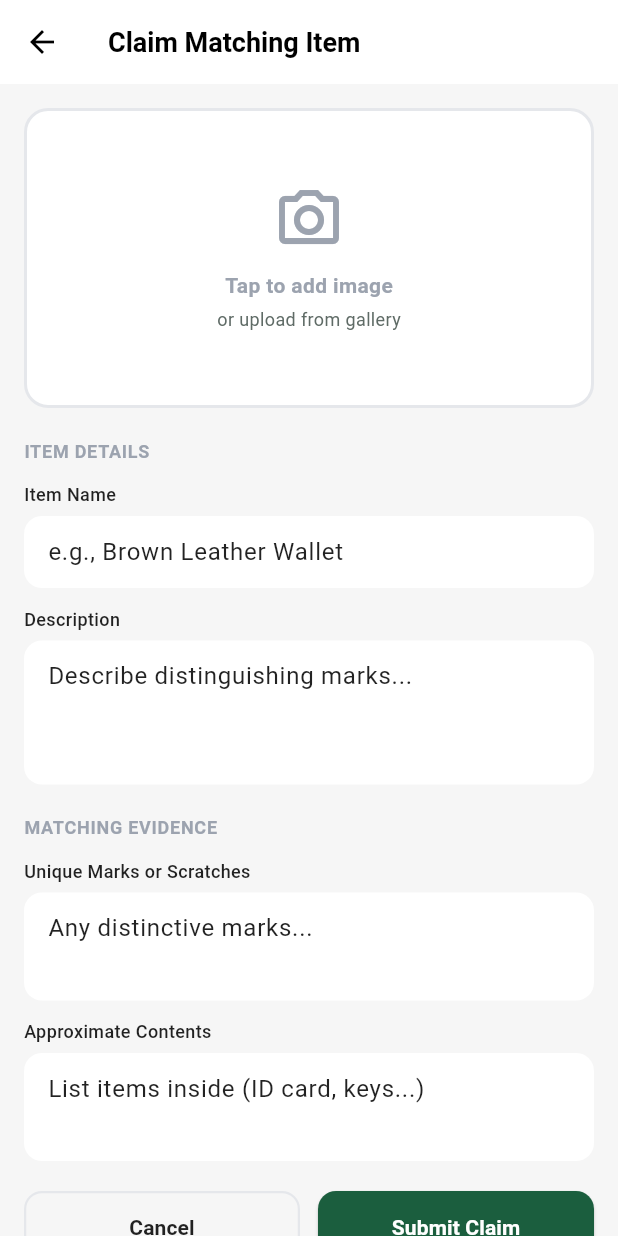
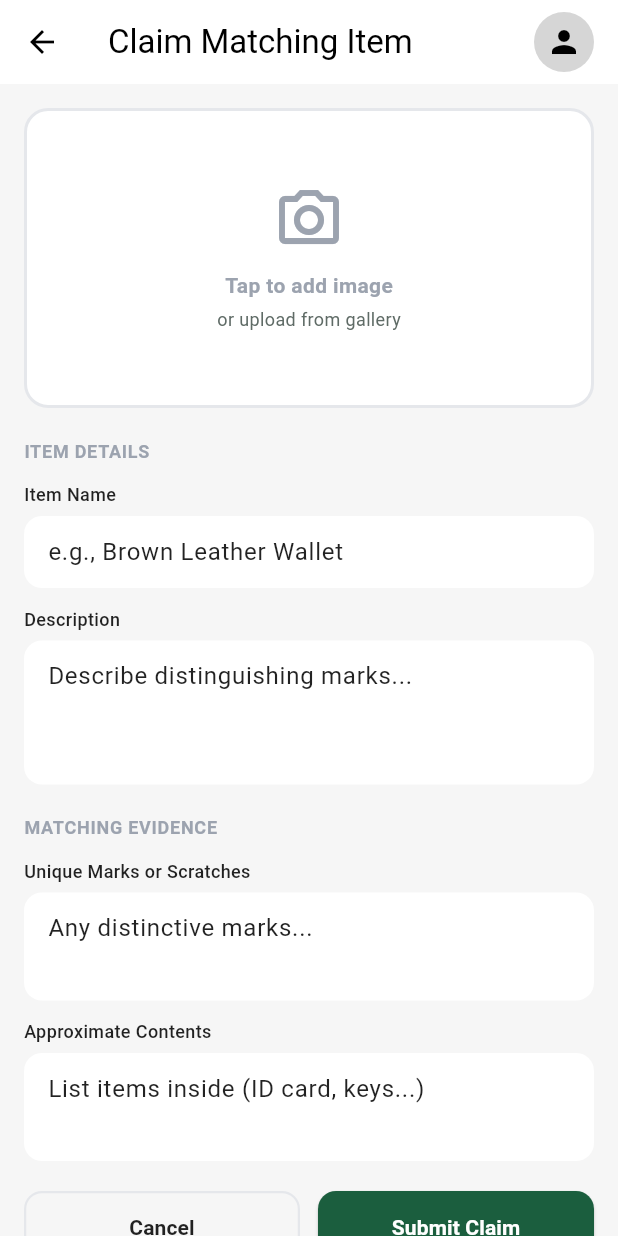
Before and after one commit to liateg/ReClaim, a Flutter app: the ClaimItemDetailScreen screen opened directly with empty values, on a phone screen of 412 x 824 dp. Run offline on Flutter 3.47's test engine with Material 3 defaults, Android fonts, the phone set to English and light mode, and no system bars; our stand-ins replace go_router, image_picker; network calls fail.

Commit message:
app bar added

```diff
--- a/frontend/lib/features/claims/presentation/screens/claim_detail_screen.dart
+++ b/frontend/lib/features/claims/presentation/screens/claim_detail_screen.dart
@@ -1,6 +1,7 @@
 import 'package:flutter/material.dart';
 import 'package:go_router/go_router.dart';
 import 'package:frontend/utils/theme/app_theme.dart';
+import 'package:frontend/shared/widgets/appbar.dart';
 import '../../data/mock/mock_claims.dart';
 
 class ClaimDetailScreen extends StatelessWidget {
@@ -22,6 +23,10 @@ class ClaimDetailScreen extends StatelessWidget {
 
     return Scaffold(
       backgroundColor: AppTheme.detailScreenBackground,
+      appBar: CustomAppBar(
+        title: 'Claim Details',
+        back: true,
+      ),
       body: SingleChildScrollView(
         child: Column(
           crossAxisAlignment: CrossAxisAlignment.start,
--- a/frontend/lib/features/claims/presentation/screens/claim_item_detail_screen.dart
+++ b/frontend/lib/features/claims/presentation/screens/claim_item_detail_screen.dart
@@ -1,7 +1,9 @@
 import 'dart:io';
+
 import 'package:flutter/material.dart';
+import 'package:frontend/shared/widgets/appbar.dart';
+import 'package:frontend/utils/theme/app_theme.dart';
 import 'package:image_picker/image_picker.dart';
-import 'package:frontend/utils/theme/app_theme.dart';
 
 class ClaimItemDetailScreen extends StatefulWidget {
   final String itemId;
@@ -13,13 +15,12 @@ class ClaimItemDetailScreen extends StatefulWidget {
 }
 
 class _ClaimItemDetailScreenState extends State<ClaimItemDetailScreen> {
-  late TextEditingController itemNameController;
-  late TextEditingController descriptionController;
-  late TextEditingController locationController;
-  late TextEditingController uniqueMarksController;
-  late TextEditingController contentsController;
+  late final TextEditingController itemNameController;
+  late final TextEditingController descriptionController;
+  late final TextEditingController locationController;
+  late final TextEditingController uniqueMarksController;
+  late final TextEditingController contentsController;
 
-  String? selectedDate;
   File? pickedImage;
   final ImagePicker _imagePicker = ImagePicker();
 
@@ -47,21 +48,9 @@ class _ClaimItemDetailScreenState extends State<ClaimItemDetailScreen> {
   Widget build(BuildContext context) {
     return Scaffold(
       backgroundColor: AppTheme.detailScreenBackground,
-      appBar: AppBar(
-        backgroundColor: AppTheme.white,
-        elevation: 0,
-        leading: IconButton(
-          icon: const Icon(Icons.arrow_back, color: Colors.black),
-          onPressed: () => Navigator.pop(context),
-        ),
-        title: const Text(
-          'Claim Matching Item',
-          style: TextStyle(
-            color: Colors.black,
-            fontSize: 18,
-            fontWeight: FontWeight.w600,
-          ),
-        ),
+      appBar: const CustomAppBar(
+        title: 'Claim Matching Item',
+        back: true,
       ),
       body: SingleChildScrollView(
         padding: const EdgeInsets.all(16),
@@ -84,26 +73,26 @@ class _ClaimItemDetailScreenState extends State<ClaimItemDetailScreen> {
                   borderRadius: BorderRadius.circular(16),
                 ),
                 child: pickedImage == null
-                    ? Column(
+                    ? const Column(
                         mainAxisAlignment: MainAxisAlignment.center,
                         children: [
-                          const Icon(
+                          Icon(
                             Icons.camera_alt_outlined,
                             size: 48,
                             color: AppTheme.grayText,
                           ),
-                          const SizedBox(height: 10),
-                          const Text(
-                            "Tap to add image",
+                          SizedBox(height: 10),
+                          Text(
+                            'Tap to add image',
                             style: TextStyle(
                               fontSize: 14,
                               fontWeight: FontWeight.w600,
                               color: AppTheme.grayText,
                             ),
                           ),
-                          const SizedBox(height: 4),
-                          const Text(
-                            "or upload from gallery",
+                          SizedBox(height: 4),
+                          Text(
+                            'or upload from gallery',
                             style: TextStyle(
                               fontSize: 12,
                               color: AppTheme.descriptionText,
@@ -113,15 +102,17 @@ class _ClaimItemDetailScreenState extends State<ClaimItemDetailScreen> {
                       )
                     : ClipRRect(
                         borderRadius: BorderRadius.circular(14),
-                        child: Image.file(pickedImage!, fit: BoxFit.cover),
+                        child: Image.file(
+                          pickedImage!,
+                          fit: BoxFit.cover,
+                          width: double.infinity,
+                        ),
                       ),
               ),
             ),
-
             const SizedBox(height: 20),
-
             const Text(
-              "ITEM DETAILS",
+              'ITEM DETAILS',
               style: TextStyle(
                 fontSize: 12,
                 fontWeight: FontWeight.w600,
@@ -130,24 +121,21 @@ class _ClaimItemDetailScreenState extends State<ClaimItemDetailScreen> {
               ),
             ),
             const SizedBox(height: 12),
-
             _inputField(
-              "Item Name",
-              "e.g., Brown Leather Wallet",
+              'Item Name',
+              'e.g., Brown Leather Wallet',
               itemNameController,
             ),
             const SizedBox(height: 12),
-
             _inputField(
-              "Description",
-              "Describe distinguishing marks...",
+              'Description',
+              'Describe distinguishing marks...',
               descriptionController,
               maxLines: 3,
             ),
             const SizedBox(height: 20),
-
             const Text(
-              "MATCHING EVIDENCE",
+              'MATCHING EVIDENCE',
               style: TextStyle(
                 fontSize: 12,
                 fontWeight: FontWeight.w600,
@@ -156,24 +144,20 @@ class _ClaimItemDetailScreenState extends State<ClaimItemDetailScreen> {
               ),
             ),
             const SizedBox(height: 12),
-
             _inputField(
-              "Unique Marks or Scratches",
-              "Any distinctive marks...",
+              'Unique Marks or Scratches',
+              'Any distinctive marks...',
               uniqueMarksController,
               maxLines: 2,
             ),
             const SizedBox(height: 12),
-
             _inputField(
-              "Approximate Contents",
-              "List items inside (ID card, keys...)",
+              'Approximate Contents',
+              'List items inside (ID card, keys...)',
               contentsController,
               maxLines: 2,
             ),
-
             const SizedBox(height: 20),
-
             Row(
               children: [
                 Expanded(
@@ -190,7 +174,7 @@ class _ClaimItemDetailScreenState extends State<ClaimItemDetailScreen> {
                       padding: const EdgeInsets.symmetric(vertical: 14),
                     ),
                     child: const Text(
-                      "Cancel",
+                      'Cancel',
                       style: TextStyle(
                         color: Colors.black87,
                         fontSize: 14,
@@ -216,7 +200,7 @@ class _ClaimItemDetailScreenState extends State<ClaimItemDetailScreen> {
                       padding: const EdgeInsets.symmetric(vertical: 14),
                     ),
                     child: const Text(
-                      "Submit Claim",
+                      'Submit Claim',
                       style: TextStyle(
                         color: Colors.white,
                         fontSize: 14,
@@ -233,7 +217,6 @@ class _ClaimItemDetailScreenState extends State<ClaimItemDetailScreen> {
     );
   }
 
-  /// INPUT FIELD HELPER
   Widget _inputField(
     String label,
     String hint,
@@ -270,14 +253,13 @@ class _ClaimItemDetailScreenState extends State<ClaimItemDetailScreen> {
     );
   }
 
-  /// IMAGE PICKER
   Future<void> _pickImage() async {
     final XFile? image = await _imagePicker.pickImage(
       source: ImageSource.gallery,
       imageQuality: 80,
     );
 
-    if (image != null) {
+    if (image != null && mounted) {
       setState(() {
         pickedImage = File(image.path);
       });
--- /dev/null
+++ b/frontend/lib/shared/widgets/appbar.dart
@@ -0,0 +1,39 @@
+import 'package:flutter/material.dart';
+
+class CustomAppBar extends StatelessWidget implements PreferredSizeWidget {
+  final String title;
+  final VoidCallback? onProfileTap;
+  final bool back;
+  const CustomAppBar({
+    super.key,
+    required this.title,
+    this.onProfileTap,
+    this.back=true,
+  });
+
+  @override
+  Widget build(BuildContext context) {
+    return AppBar(
+      title: Text(title),
+      backgroundColor: Colors.white,
+      foregroundColor: Colors.black,
+      actions: [
+        Padding(
+          padding: const EdgeInsets.only(right: 16),
+          child: GestureDetector(
+            onTap: onProfileTap,
+            child: const CircleAvatar(
+              backgroundColor: const Color(0xFFD6D6D6),
+              child: Icon(Icons.person, color: Colors.black),
+              ),
+            ),
+          ),
+
+      ],
+      automaticallyImplyLeading: back,
+    );
+  }
+
+  @override
+  Size get preferredSize => const Size.fromHeight(kToolbarHeight);
+}
```
Also changed, not shown: frontend/lib/features/admin/admin_dashboard.dart (+9 -1 lines), frontend/lib/features/admin/admin_items_screen.dart (+4 -11 lines), frontend/lib/features/claims/presentation/screens/admin.claim_screen.dart (+17 -20 lines), frontend/lib/features/claims/presentation/screens/claim_screen.dart (+14 -11 lines), frontend/lib/features/home/home.dart (+9 -2 lines), frontend/lib/features/profile/profile_screen.dart (+8 -1 lines), frontend/lib/features/reports/reports_screen.dart (+9 -1 lines), frontend/lib/features/settings/settings_screen.dart (+10 -1 lines).
